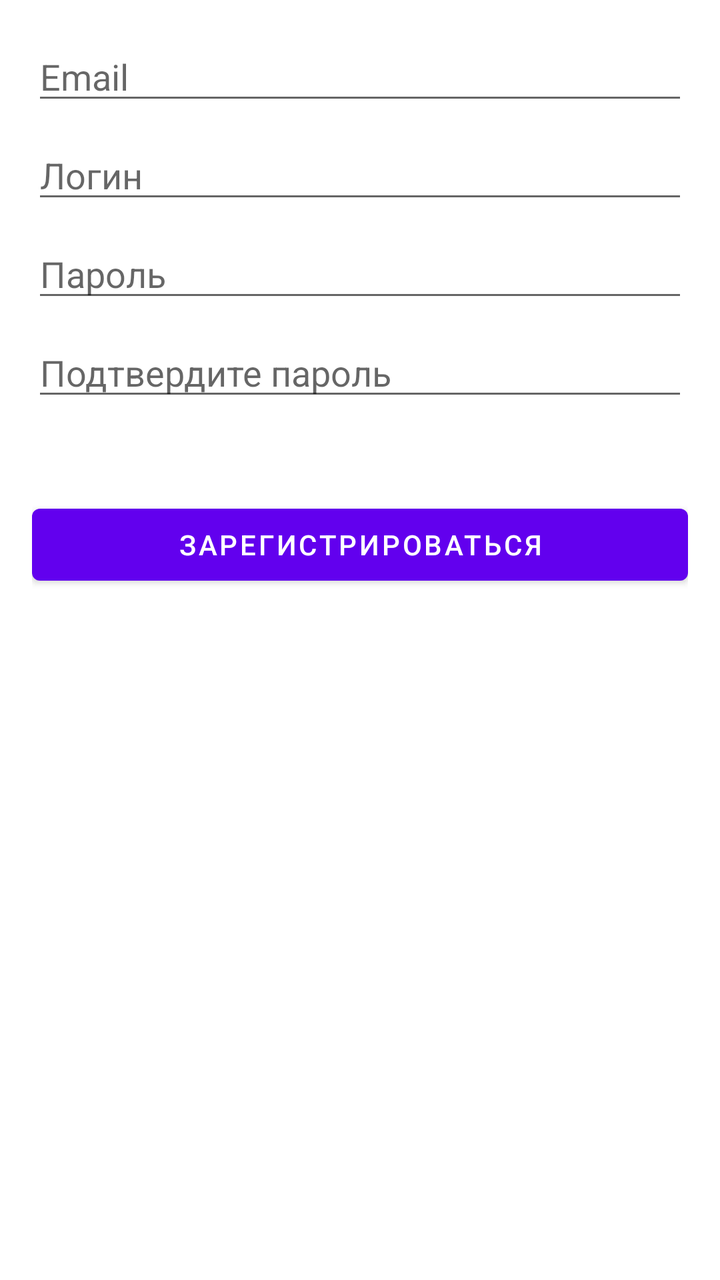
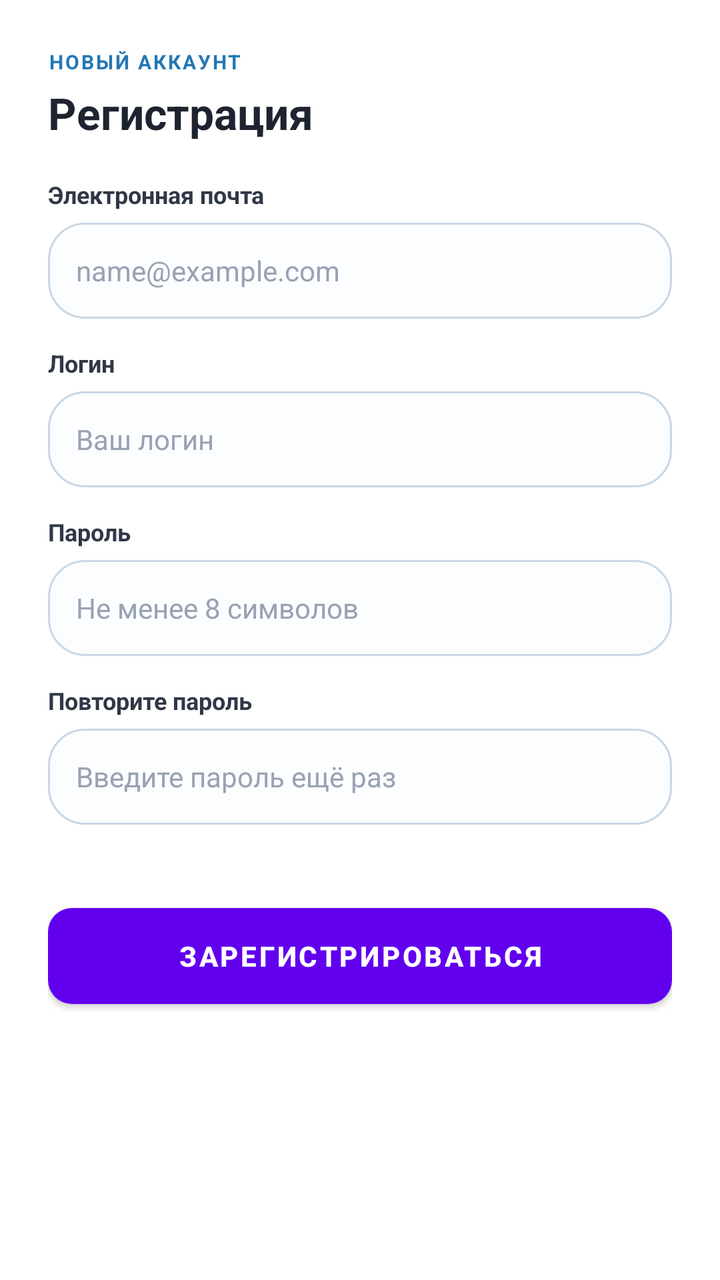

Screens rendered from an Android XML layout before and after an edit, with the pre-edit source and the edit as a unified diff.
<!-- AndroidManifest.xml: fallback theme Theme.MaterialComponents.DayNight.NoActionBar -->
<!-- res/layout/dialog_register.xml -->
<?xml version="1.0" encoding="utf-8"?>
<LinearLayout xmlns:android="http://schemas.android.com/apk/res/android"
    android:layout_width="match_parent"
    android:layout_height="wrap_content"
    android:orientation="vertical"
    android:padding="16dp">

    <EditText
        android:id="@+id/etEmail"
        android:layout_width="match_parent"
        android:layout_height="wrap_content"
        android:hint="Email"
        android:inputType="textEmailAddress"/>

    <EditText
        android:id="@+id/etLogin"
        android:layout_width="match_parent"
        android:layout_height="wrap_content"
        android:hint="Логин"
        android:layout_marginTop="8dp"/>

    <EditText
        android:id="@+id/etPassword"
        android:layout_width="match_parent"
        android:layout_height="wrap_content"
        android:hint="Пароль"
        android:inputType="textPassword"
        android:layout_marginTop="8dp"/>

    <EditText
        android:id="@+id/etConfirmPassword"
        android:layout_width="match_parent"
        android:layout_height="wrap_content"
        android:hint="Подтвердите пароль"
        android:inputType="textPassword"
        android:layout_marginTop="8dp"/>

    <TextView
        android:id="@+id/tvServerResponse"
        android:layout_width="match_parent"
        android:layout_height="wrap_content"
        android:layout_marginTop="8dp"
        android:textColor="#FF0000"/>

    <Button
        android:id="@+id/btnRegister"
        android:layout_width="match_parent"
        android:layout_height="wrap_content"
        android:text="Зарегистрироваться"
        android:layout_marginTop="16dp"/>

</LinearLayout>
<!-- resources referenced by this layout -->
<resources>

</resources>

<!-- the commit's change to res/layout/dialog_register.xml (unified diff, before → after) -->
@@ -3,50 +3,135 @@
     android:layout_width="match_parent"
     android:layout_height="wrap_content"
     android:orientation="vertical"
-    android:padding="16dp">
+    android:padding="24dp"
+    android:background="@color/white">
+
+    <TextView
+        android:layout_width="wrap_content"
+        android:layout_height="wrap_content"
+        android:text="НОВЫЙ АККАУНТ"
+        android:textColor="@color/brand_blue_dark"
+        android:textSize="10sp"
+        android:textStyle="bold"
+        android:letterSpacing="0.1" />
+
+    <TextView
+        android:layout_width="wrap_content"
+        android:layout_height="wrap_content"
+        android:text="Регистрация"
+        android:textColor="@color/graphite"
+        android:textSize="22sp"
+        android:textStyle="bold"
+        android:layout_marginTop="4dp"
+        android:layout_marginBottom="18dp" />
+
+    <TextView
+        android:layout_width="wrap_content"
+        android:layout_height="wrap_content"
+        android:text="Электронная почта"
+        android:textColor="@color/graphite_soft"
+        android:textSize="12sp"
+        android:textStyle="bold"
+        android:layout_marginBottom="6dp" />
 
     <EditText
         android:id="@+id/etEmail"
         android:layout_width="match_parent"
+        android:layout_height="48dp"
+        android:hint="name@example.com"
+        android:textColorHint="@color/muted_light"
+        android:textColor="@color/graphite"
+        android:textSize="14sp"
+        android:background="@drawable/input_background"
+        android:paddingStart="14dp"
+        android:paddingEnd="14dp"
+        android:inputType="textEmailAddress"/>
+
+    <TextView
+        android:layout_width="wrap_content"
         android:layout_height="wrap_content"
-        android:hint="Email"
-        android:inputType="textEmailAddress"/>
+        android:text="Логин"
+        android:textColor="@color/graphite_soft"
+        android:textSize="12sp"
+        android:textStyle="bold"
+        android:layout_marginTop="14dp"
+        android:layout_marginBottom="6dp" />
 
     <EditText
         android:id="@+id/etLogin"
         android:layout_width="match_parent"
+        android:layout_height="48dp"
+        android:hint="Ваш логин"
+        android:textColorHint="@color/muted_light"
+        android:textColor="@color/graphite"
+        android:textSize="14sp"
+        android:background="@drawable/input_background"
+        android:paddingStart="14dp"
+        android:paddingEnd="14dp"/>
+
+    <TextView
+        android:layout_width="wrap_content"
         android:layout_height="wrap_content"
-        android:hint="Логин"
-        android:layout_marginTop="8dp"/>
+        android:text="Пароль"
+        android:textColor="@color/graphite_soft"
+        android:textSize="12sp"
+        android:textStyle="bold"
+        android:layout_marginTop="14dp"
+        android:layout_marginBottom="6dp" />
 
     <EditText
         android:id="@+id/etPassword"
         android:layout_width="match_parent"
+        android:layout_height="48dp"
+        android:hint="Не менее 8 символов"
+        android:textColorHint="@color/muted_light"
+        android:textColor="@color/graphite"
+        android:textSize="14sp"
+        android:background="@drawable/input_background"
+        android:paddingStart="14dp"
+        android:paddingEnd="14dp"
+        android:inputType="textPassword"/>
+
+    <TextView
+        android:layout_width="wrap_content"
         android:layout_height="wrap_content"
-        android:hint="Пароль"
-        android:inputType="textPassword"
-        android:layout_marginTop="8dp"/>
+        android:text="Повторите пароль"
+        android:textColor="@color/graphite_soft"
+        android:textSize="12sp"
+        android:textStyle="bold"
+        android:layout_marginTop="14dp"
+        android:layout_marginBottom="6dp" />
 
     <EditText
         android:id="@+id/etConfirmPassword"
         android:layout_width="match_parent"
-        android:layout_height="wrap_content"
-        android:hint="Подтвердите пароль"
-        android:inputType="textPassword"
-        android:layout_marginTop="8dp"/>
+        android:layout_height="48dp"
+        android:hint="Введите пароль ещё раз"
+        android:textColorHint="@color/muted_light"
+        android:textColor="@color/graphite"
+        android:textSize="14sp"
+        android:background="@drawable/input_background"
+        android:paddingStart="14dp"
+        android:paddingEnd="14dp"
+        android:inputType="textPassword"/>
 
     <TextView
         android:id="@+id/tvServerResponse"
         android:layout_width="match_parent"
         android:layout_height="wrap_content"
         android:layout_marginTop="8dp"
-        android:textColor="#FF0000"/>
+        android:textColor="@color/danger"
+        android:textSize="13sp"/>
 
     <Button
         android:id="@+id/btnRegister"
         android:layout_width="match_parent"
-        android:layout_height="wrap_content"
+        android:layout_height="48dp"
         android:text="Зарегистрироваться"
+        android:textColor="@color/white"
+        android:textSize="14sp"
+        android:textStyle="bold"
+        android:background="@drawable/button_background"
         android:layout_marginTop="16dp"/>
 
 </LinearLayout>
<!-- resource entries referenced after the edit -->
@@ -1,5 +1,30 @@
 <!-- resources referenced by this layout -->
 <resources>
-
+  <color name="brand_blue_dark">#2478B4</color>
+  <color name="danger">#B83C54</color>
+  <color name="graphite">#1E2330</color>
+  <color name="graphite_soft">#303746</color>
+  <color name="muted_light">#98A2B3</color>
+  <color name="white">#FFFFFF</color>
+  <!-- drawable button_background (drawable) -->
+  <?xml version="1.0" encoding="utf-8"?>
+  <shape xmlns:android="http://schemas.android.com/apk/res/android"
+      android:shape="rectangle">
+      <gradient
+          android:startColor="#2478B4"
+          android:endColor="#6850B7"
+          android:angle="135" />
+      <corners android:radius="12dp" />
+  </shape>
+  <!-- drawable input_background (drawable) -->
+  <?xml version="1.0" encoding="utf-8"?>
+  <shape xmlns:android="http://schemas.android.com/apk/res/android"
+      android:shape="rectangle">
+      <solid android:color="@color/input_bg" />
+      <corners android:radius="18dp" />
+      <stroke android:width="1dp" android:color="@color/border_strong" />
+  </shape>
+  <color name="input_bg">#FBFDFF</color>
+  <color name="border_strong">#C9D7E5</color>
 </resources>
 
